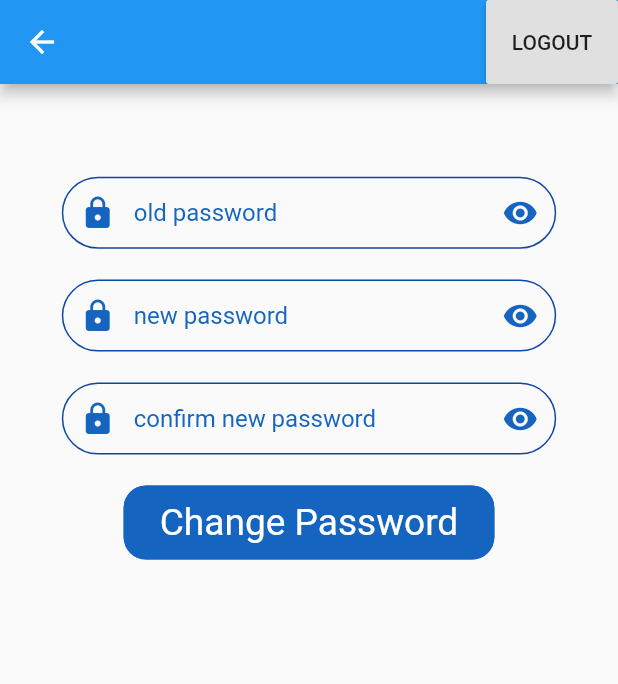
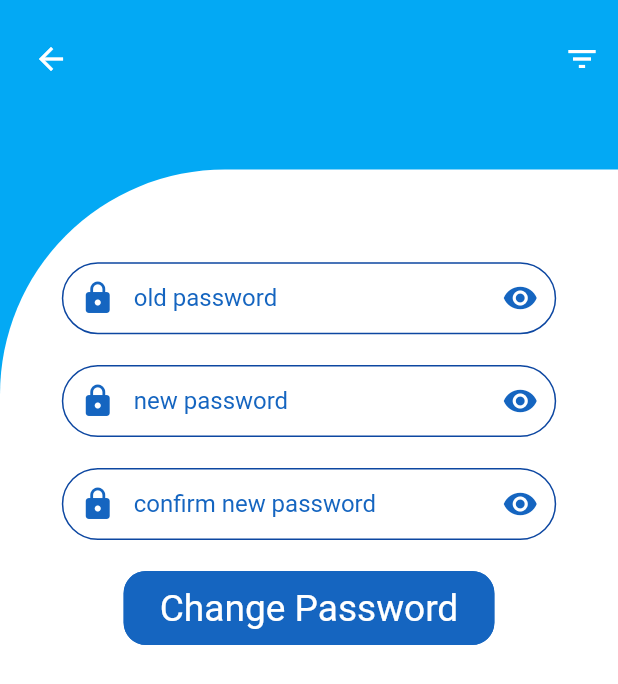
Before and after one commit to chanakaCP/wave-mobile-app, a Flutter app: the screen it shows once a user with an empty profile is signed in, item 2 of the bottom bar chosen, after a tap on "Change Password", on a phone screen of 412 x 824 dp. Shown: the top 684 px of the screen. Run offline on Flutter 3.47's test engine with Material 2 defaults, Android fonts, the phone set to English and light mode, and no system bars; our stand-ins replace cloud_firestore, file_picker, firebase_auth, firebase_core, firebase_storage, get and 1 more; missing offline and left inert: awesome_card, credit_card_input_form; accounts and stored records are empty.

Commit message:
add custom page view

```diff
--- /dev/null
+++ b/lib/screens/CustomWidgets/CustomPageView.dart
@@ -0,0 +1,69 @@
+import 'package:flutter/material.dart';
+import 'package:wave_mobile_app/Shared/SizeConfig.dart';
+
+// ignore: must_be_immutable
+class CustomPageView extends StatelessWidget {
+  final VoidCallback callbackHead;
+  final VoidCallback callbackTail;
+  final Widget childWidget;
+
+  CustomPageView({
+    this.callbackHead,
+    this.callbackTail,
+    this.childWidget,
+  });
+
+  double blockHeight = SizeConfig.safeBlockVertical;
+  double blockWidth = SizeConfig.safeBlockHorizontal;
+
+  @override
+  Widget build(BuildContext context) {
+    return SafeArea(
+          child: Scaffold(
+            backgroundColor: Colors.lightBlue,
+            body: ListView(
+              children: [
+                Padding(
+                  padding: EdgeInsets.only(top: 15.0, left: 10.0),
+                  child: Container(
+                    width: 125.0,
+                    child: Row(
+                      mainAxisAlignment: MainAxisAlignment.spaceBetween,
+                      children: [
+                        (callbackHead != null)
+                        ? IconButton(
+                          icon: Icon(Icons.arrow_back),
+                          color: Colors.white,
+                          onPressed: () {
+                            callbackHead();
+                          },
+                        )
+                        : Container(),
+                        IconButton(
+                          icon: Icon(Icons.filter_list),
+                          color: Colors.white,
+                          onPressed: () async {
+                            callbackTail();
+                          },
+                        )
+                      ],
+                    ),
+                  ),
+                ),
+                SizedBox(height: 50.0),
+                Container(
+                  height: blockHeight * 87.5,
+                  decoration: BoxDecoration(
+                    color: Colors.white,
+                    borderRadius: BorderRadius.only(
+                      topLeft: Radius.circular(150.0),
+                    ),
+                  ),
+                  child: childWidget
+                )
+              ],
+            ),
+          ),
+        );
+  }
+}
--- a/lib/screens/Features/FirstView.dart
+++ b/lib/screens/Features/FirstView.dart
@@ -2,6 +2,7 @@ import 'package:flutter/material.dart';
 import 'package:stacked/stacked.dart';
 import 'package:wave_mobile_app/Shared/SizeConfig.dart';
 import 'package:wave_mobile_app/models/User.dart';
+import 'package:wave_mobile_app/screens/CustomWidgets/CustomPageView.dart';
 import 'FirstViewModel.dart';
 
 // ignore: must_be_immutable
@@ -18,28 +19,20 @@ class FirstView extends StatelessWidget {
     return ViewModelBuilder<FirstViewModel>.reactive(
       viewModelBuilder: () => FirstViewModel(),
       builder: (_, model, child) {
-        return SafeArea(
-          child: Scaffold(
-            appBar: AppBar(
-              actions: [
-                RaisedButton(
-                  onPressed: () async {
+        return CustomPageView(
+          callbackHead: null,
+          callbackTail: () async {
             await model.authService.signOut();
           },
-                  child: Text("LOGOUT"),
-                )
-              ],
-            ),
-            body: SingleChildScrollView(
-              child: Column(
+          childWidget: Column(
             children: [
               Container(
                 padding: EdgeInsets.symmetric(horizontal: blockWidth * 2.5),
-                    height: blockHeight * 86,
+                height: blockHeight * 79,
                 child: model.children[model.currentIndex],
               ),
               Container(
-                    height: blockHeight * 7.5,
+                height: blockHeight * 8,
                 child: BottomNavigationBar(
                   onTap: model.onTabTapped,
                   currentIndex: model.currentIndex,
@@ -58,10 +51,37 @@ class FirstView extends StatelessWidget {
               ),
             ],
           ),
-            ),
-          ),
         );
       },
     );
   }
 }
+
+// Column(
+//                     children: [
+//                       Container(
+//                         padding:
+//                             EdgeInsets.symmetric(horizontal: blockWidth * 2.5),
+//                         height: blockHeight * 79,
+//                         child: model.children[model.currentIndex],
+//                       ),
+//                       Container(
+//                         height: blockHeight * 8,
+//                         child: BottomNavigationBar(
+//                           onTap: model.onTabTapped,
+//                           currentIndex: model.currentIndex,
+//                           selectedItemColor: Colors.blue[800],
+//                           items: [
+//                             BottomNavigationBarItem(
+//                               icon: Icon(Icons.home),
+//                               label: "Home",
+//                             ),
+//                             BottomNavigationBarItem(
+//                               icon: Icon(Icons.person),
+//                               label: "profile",
+//                             ),
+//                           ],
+//                         ),
+//                       ),
+//                     ],
+//                   ),
--- a/lib/screens/Features/profile/PaymentInfo/PaymentInformation/PaymentInfo.dart
+++ b/lib/screens/Features/profile/PaymentInfo/PaymentInformation/PaymentInfo.dart
@@ -1,6 +1,8 @@
 import 'package:flutter/material.dart';
+import 'package:get/get.dart';
 import 'package:wave_mobile_app/Services/AuthService.dart';
 import 'package:wave_mobile_app/Shared/SizeConfig.dart';
+import 'package:wave_mobile_app/screens/CustomWidgets/CustomPageView.dart';
 import 'package:wave_mobile_app/screens/CustomWidgets/CustomText.dart';
 import 'AddCardDetails/AddCardDetailsView.dart';
 import 'MyCardDetails/MyCardDetailesView.dart';
@@ -25,19 +27,14 @@ class _PaymentTabViewScreenState extends State<PaymentTabViewScreen>
 
   @override
   Widget build(BuildContext context) {
-    return SafeArea(
-      child: Scaffold(
-        appBar: AppBar(
-          actions: [
-            RaisedButton(
-              onPressed: () async {
+    return CustomPageView(
+      callbackHead: () {
+        Get.back();
+      },
+      callbackTail: () async {
         await authService.signOut();
       },
-              child: Text("LOGOUT"),
-            )
-          ],
-        ),
-        body: SingleChildScrollView(
+      childWidget: SingleChildScrollView(
         child: Container(
           padding: EdgeInsets.symmetric(vertical: blockHeight * 0.5),
           width: double.infinity,
@@ -90,7 +87,6 @@ class _PaymentTabViewScreenState extends State<PaymentTabViewScreen>
           ),
         ),
       ),
-      ),
     );
   }
 }
--- a/lib/screens/Features/profile/PersonalInformation/ChangePassword/ChangePasswordView.dart
+++ b/lib/screens/Features/profile/PersonalInformation/ChangePassword/ChangePasswordView.dart
@@ -1,9 +1,11 @@
 import 'package:flutter/material.dart';
+import 'package:get/get.dart';
 import 'package:stacked/stacked.dart';
 import 'package:wave_mobile_app/Shared/SizeConfig.dart';
 import 'package:wave_mobile_app/screens/CustomWidgets/CustomButton.dart';
 import 'package:wave_mobile_app/screens/CustomWidgets/CustomFormField.dart';
 import 'package:wave_mobile_app/screens/CustomWidgets/CustomLoading.dart';
+import 'package:wave_mobile_app/screens/CustomWidgets/CustomPageView.dart';
 import 'package:wave_mobile_app/screens/CustomWidgets/CustomText.dart';
 import 'ChangePasswordViewModel.dart';
 
@@ -17,19 +19,14 @@ class ChangePasswordView extends StatelessWidget {
     return ViewModelBuilder<ChangePasswordViewModel>.reactive(
       viewModelBuilder: () => ChangePasswordViewModel(),
       builder: (_, model, child) {
-        return SafeArea(
-          child: Scaffold(
-            appBar: AppBar(
-              actions: [
-                RaisedButton(
-                  onPressed: () async {
+        return CustomPageView(
+          callbackHead: () {
+            Get.back();
+          },
+          callbackTail: () async {
             await model.authService.signOut();
           },
-                  child: Text("LOGOUT"),
-                )
-              ],
-            ),
-            body: SingleChildScrollView(
+          childWidget: SingleChildScrollView(
             child: Container(
               padding: EdgeInsets.symmetric(
                 vertical: blockHeight * 7.5,
@@ -86,11 +83,8 @@ class ChangePasswordView extends StatelessWidget {
                           )
                         : Container(),
                     SizedBox(height: blockHeight * 3.5),
-                      (model.isLoading == false)
-                          ? Container()
-                          : CustomLoading(),
+                    (model.isLoading == false) ? Container() : CustomLoading(),
                   ],
-                  ),
                 ),
               ),
             ),
--- a/pubspec.yaml
+++ b/pubspec.yaml
@@ -59,6 +59,7 @@ flutter:
   assets:
     - assets/
     - assets/logo/
+    - assets/icons/
     - assets/icons/bills/
     - assets/icons/media/
     - assets/icons/police/
```
Also changed, not shown: 1 other file. Lines whose indentation alone changed are shown as unchanged.
